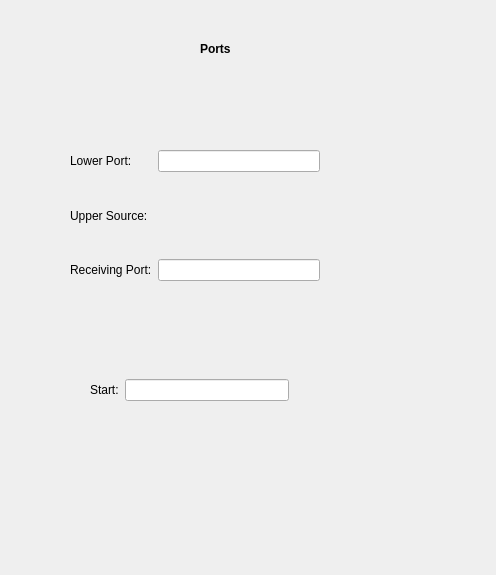
The window that Core/IntermodWidget.ui (Terrabits/IMSpacingSweep) describes before a commit, drawn with Qt 5.
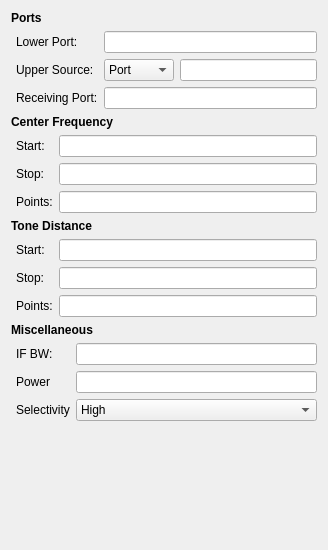
The same window after the commit. Custom widgets are drawn as their Qt base class.

Commit message: Created IntermodWidget.ui for the most part: still missing mechanism to correctly handle upper source (port or sig gen). Created IntermodWidgetTest to show the GUI; doesn't actually perform any tests at this point. Need to continue with this, then add the ability to plot traces to see the results.

```diff
--- a/Core/IntermodWidget.ui
+++ b/Core/IntermodWidget.ui
@@ -6,103 +6,429 @@
    <rect>
     <x>0</x>
     <y>0</y>
-    <width>496</width>
-    <height>575</height>
+    <width>328</width>
+    <height>550</height>
    </rect>
   </property>
   <property name="windowTitle">
    <string>Form</string>
   </property>
-  <widget class="QWidget" name="portsWidget" native="true">
-   <property name="geometry">
-    <rect>
-     <x>70</x>
-     <y>150</y>
-     <width>250</width>
-     <height>131</height>
-    </rect>
-   </property>
-   <layout class="QGridLayout" name="gridLayout">
-    <item row="2" column="0">
-     <widget class="QLabel" name="label_4">
-      <property name="text">
-       <string>Receiving Port:</string>
+  <layout class="QVBoxLayout" name="verticalLayout_5">
+   <item>
+    <widget class="QWidget" name="portsSection" native="true">
+     <layout class="QVBoxLayout" name="verticalLayout">
+      <property name="leftMargin">
+       <number>0</number>
       </property>
-     </widget>
-    </item>
-    <item row="0" column="0">
-     <widget class="QLabel" name="label">
-      <property name="text">
-       <string>Lower Port:</string>
+      <property name="topMargin">
+       <number>0</number>
       </property>
-     </widget>
-    </item>
-    <item row="0" column="1">
-     <widget class="QLineEdit" name="lowerPort"/>
-    </item>
-    <item row="1" column="0">
-     <widget class="QLabel" name="label_3">
-      <property name="text">
-       <string>Upper Source:</string>
+      <property name="rightMargin">
+       <number>0</number>
       </property>
-     </widget>
-    </item>
-    <item row="2" column="1">
-     <widget class="QLineEdit" name="upperPort"/>
-    </item>
-    <item row="1" column="1">
-     <widget class="QWidget" name="upperSource" native="true"/>
-    </item>
-   </layout>
-  </widget>
-  <widget class="QWidget" name="centerFrequencyWidget" native="true">
-   <property name="geometry">
-    <rect>
-     <x>90</x>
-     <y>340</y>
-     <width>199</width>
-     <height>101</height>
-    </rect>
-   </property>
-   <layout class="QGridLayout" name="gridLayout_2">
-    <item row="0" column="1">
-     <widget class="QLineEdit" name="lineEdit"/>
-    </item>
-    <item row="0" column="0">
-     <widget class="QLabel" name="label_5">
-      <property name="text">
-       <string>Start:</string>
+      <property name="bottomMargin">
+       <number>0</number>
       </property>
-     </widget>
-    </item>
-   </layout>
-  </widget>
-  <widget class="QWidget" name="portsContainer" native="true">
-   <property name="geometry">
-    <rect>
-     <x>200</x>
-     <y>30</y>
-     <width>57</width>
-     <height>38</height>
-    </rect>
-   </property>
-   <layout class="QVBoxLayout" name="verticalLayout">
-    <item>
-     <widget class="QLabel" name="portsHeader">
-      <property name="font">
-       <font>
-        <weight>75</weight>
-        <bold>true</bold>
-       </font>
+      <item>
+       <widget class="QLabel" name="portsHeader">
+        <property name="font">
+         <font>
+          <weight>75</weight>
+          <bold>true</bold>
+         </font>
+        </property>
+        <property name="text">
+         <string>Ports</string>
+        </property>
+       </widget>
+      </item>
+      <item>
+       <widget class="QWidget" name="portsSettingsSection" native="true">
+        <layout class="QGridLayout" name="gridLayout">
+         <property name="leftMargin">
+          <number>5</number>
+         </property>
+         <property name="topMargin">
+          <number>0</number>
+         </property>
+         <property name="rightMargin">
+          <number>0</number>
+         </property>
+         <property name="bottomMargin">
+          <number>0</number>
+         </property>
+         <item row="2" column="0">
+          <widget class="QLabel" name="receivingPortLabel">
+           <property name="text">
+            <string>Receiving Port:</string>
+           </property>
+          </widget>
+         </item>
+         <item row="0" column="0">
+          <widget class="QLabel" name="lowerPortLabel">
+           <property name="text">
+            <string>Lower Port:</string>
+           </property>
+          </widget>
+         </item>
+         <item row="0" column="1">
+          <widget class="RsaToolbox::PointsEdit" name="lowerPort"/>
+         </item>
+         <item row="1" column="0">
+          <widget class="QLabel" name="upperSourceLabel">
+           <property name="text">
+            <string>Upper Source:</string>
+           </property>
+          </widget>
+         </item>
+         <item row="2" column="1">
+          <widget class="RsaToolbox::PointsEdit" name="receivingPort"/>
+         </item>
+         <item row="1" column="1">
+          <widget class="QWidget" name="upperSource" native="true">
+           <property name="minimumSize">
+            <size>
+             <width>0</width>
+             <height>0</height>
+            </size>
+           </property>
+           <layout class="QHBoxLayout" name="horizontalLayout" stretch="0,1">
+            <property name="leftMargin">
+             <number>0</number>
+            </property>
+            <property name="topMargin">
+             <number>0</number>
+            </property>
+            <property name="rightMargin">
+             <number>0</number>
+            </property>
+            <property name="bottomMargin">
+             <number>0</number>
+            </property>
+            <item>
+             <widget class="QComboBox" name="upperSourceType">
+              <item>
+               <property name="text">
+                <string>Port</string>
+               </property>
+              </item>
+              <item>
+               <property name="text">
+                <string>SigGen</string>
+               </property>
+              </item>
+             </widget>
+            </item>
+            <item>
+             <widget class="RsaToolbox::PointsEdit" name="upperSourceIndex"/>
+            </item>
+           </layout>
+          </widget>
+         </item>
+        </layout>
+       </widget>
+      </item>
+     </layout>
+    </widget>
+   </item>
+   <item>
+    <widget class="QWidget" name="widget" native="true">
+     <layout class="QVBoxLayout" name="verticalLayout_2">
+      <property name="leftMargin">
+       <number>0</number>
       </property>
-      <property name="text">
-       <string>Ports</string>
+      <property name="topMargin">
+       <number>0</number>
       </property>
-     </widget>
-    </item>
-   </layout>
-  </widget>
+      <property name="rightMargin">
+       <number>0</number>
+      </property>
+      <property name="bottomMargin">
+       <number>0</number>
+      </property>
+      <item>
+       <widget class="QLabel" name="centerFrequencyHeader">
+        <property name="font">
+         <font>
+          <weight>75</weight>
+          <bold>true</bold>
+         </font>
+        </property>
+        <property name="text">
+         <string>Center Frequency</string>
+        </property>
+       </widget>
+      </item>
+      <item>
+       <widget class="QWidget" name="centerFrequencySettingsSection" native="true">
+        <layout class="QGridLayout" name="gridLayout_2">
+         <property name="leftMargin">
+          <number>5</number>
+         </property>
+         <property name="topMargin">
+          <number>0</number>
+         </property>
+         <property name="rightMargin">
+          <number>0</number>
+         </property>
+         <property name="bottomMargin">
+          <number>0</number>
+         </property>
+         <item row="1" column="0">
+          <widget class="QLabel" name="stopCenterFrequencyLabel">
+           <property name="text">
+            <string>Stop:</string>
+           </property>
+          </widget>
+         </item>
+         <item row="1" column="1">
+          <widget class="RsaToolbox::FrequencyEdit" name="stopCenterFrequency"/>
+         </item>
+         <item row="0" column="1">
+          <widget class="RsaToolbox::FrequencyEdit" name="startCenterFrequency"/>
+         </item>
+         <item row="0" column="0">
+          <widget class="QLabel" name="startCenterFrequencyLabel">
+           <property name="text">
+            <string>Start:</string>
+           </property>
+          </widget>
+         </item>
+         <item row="2" column="0">
+          <widget class="QLabel" name="centerFrequencyPointsLabel">
+           <property name="text">
+            <string>Points:</string>
+           </property>
+          </widget>
+         </item>
+         <item row="2" column="1">
+          <widget class="RsaToolbox::PointsEdit" name="centerFrequencyPoints"/>
+         </item>
+        </layout>
+       </widget>
+      </item>
+     </layout>
+    </widget>
+   </item>
+   <item>
+    <widget class="QWidget" name="toneDistanceSection" native="true">
+     <layout class="QVBoxLayout" name="verticalLayout_3">
+      <property name="leftMargin">
+       <number>0</number>
+      </property>
+      <property name="topMargin">
+       <number>0</number>
+      </property>
+      <property name="rightMargin">
+       <number>0</number>
+      </property>
+      <property name="bottomMargin">
+       <number>0</number>
+      </property>
+      <item>
+       <widget class="QLabel" name="toneDistanceHeader">
+        <property name="font">
+         <font>
+          <weight>75</weight>
+          <bold>true</bold>
+         </font>
+        </property>
+        <property name="text">
+         <string>Tone Distance</string>
+        </property>
+       </widget>
+      </item>
+      <item>
+       <widget class="QWidget" name="toneDistanceSettings" native="true">
+        <layout class="QGridLayout" name="gridLayout_3">
+         <property name="leftMargin">
+          <number>5</number>
+         </property>
+         <property name="topMargin">
+          <number>0</number>
+         </property>
+         <property name="rightMargin">
+          <number>0</number>
+         </property>
+         <property name="bottomMargin">
+          <number>0</number>
+         </property>
+         <item row="1" column="0">
+          <widget class="QLabel" name="stopToneDistanceLabel">
+           <property name="text">
+            <string>Stop:</string>
+           </property>
+          </widget>
+         </item>
+         <item row="1" column="1">
+          <widget class="RsaToolbox::FrequencyEdit" name="stopToneDistance"/>
+         </item>
+         <item row="0" column="1">
+          <widget class="RsaToolbox::FrequencyEdit" name="startToneDistance"/>
+         </item>
+         <item row="0" column="0">
+          <widget class="QLabel" name="startToneDistanceLabel">
+           <property name="text">
+            <string>Start:</string>
+           </property>
+          </widget>
+         </item>
+         <item row="2" column="0">
+          <widget class="QLabel" name="toneDistancePointsLabel">
+           <property name="text">
+            <string>Points:</string>
+           </property>
+          </widget>
+         </item>
+         <item row="2" column="1">
+          <widget class="RsaToolbox::PointsEdit" name="toneDistancePoints"/>
+         </item>
+        </layout>
+       </widget>
+      </item>
+     </layout>
+    </widget>
+   </item>
+   <item>
+    <widget class="QWidget" name="toneDistanceSection_2" native="true">
+     <layout class="QVBoxLayout" name="verticalLayout_4">
+      <property name="leftMargin">
+       <number>0</number>
+      </property>
+      <property name="topMargin">
+       <number>0</number>
+      </property>
+      <property name="rightMargin">
+       <number>0</number>
+      </property>
+      <property name="bottomMargin">
+       <number>0</number>
+      </property>
+      <item>
+       <widget class="QLabel" name="miscellaneousHeader">
+        <property name="font">
+         <font>
+          <weight>75</weight>
+          <bold>true</bold>
+         </font>
+        </property>
+        <property name="text">
+         <string>Miscellaneous</string>
+        </property>
+       </widget>
+      </item>
+      <item>
+       <widget class="QWidget" name="toneDistanceSettings_2" native="true">
+        <layout class="QGridLayout" name="gridLayout_4">
+         <property name="leftMargin">
+          <number>5</number>
+         </property>
+         <property name="topMargin">
+          <number>0</number>
+         </property>
+         <property name="rightMargin">
+          <number>0</number>
+         </property>
+         <property name="bottomMargin">
+          <number>0</number>
+         </property>
+         <item row="1" column="0">
+          <widget class="QLabel" name="powerLabel">
+           <property name="text">
+            <string>Power</string>
+           </property>
+          </widget>
+         </item>
+         <item row="1" column="1">
+          <widget class="RsaToolbox::PowerEdit" name="power"/>
+         </item>
+         <item row="0" column="1">
+          <widget class="RsaToolbox::FrequencyEdit" name="ifBw"/>
+         </item>
+         <item row="0" column="0">
+          <widget class="QLabel" name="ifBwLabel">
+           <property name="text">
+            <string>IF BW:</string>
+           </property>
+          </widget>
+         </item>
+         <item row="2" column="0">
+          <widget class="QLabel" name="selectivityLabel">
+           <property name="text">
+            <string>Selectivity</string>
+           </property>
+          </widget>
+         </item>
+         <item row="2" column="1">
+          <widget class="QComboBox" name="selectivity">
+           <property name="currentIndex">
+            <number>1</number>
+           </property>
+           <item>
+            <property name="text">
+             <string>Normal</string>
+            </property>
+           </item>
+           <item>
+            <property name="text">
+             <string>High</string>
+            </property>
+           </item>
+          </widget>
+         </item>
+        </layout>
+       </widget>
+      </item>
+     </layout>
+    </widget>
+   </item>
+   <item>
+    <spacer name="verticalSpacer">
+     <property name="orientation">
+      <enum>Qt::Vertical</enum>
+     </property>
+     <property name="sizeHint" stdset="0">
+      <size>
+       <width>20</width>
+       <height>40</height>
+      </size>
+     </property>
+    </spacer>
+   </item>
+  </layout>
  </widget>
+ <customwidgets>
+  <customwidget>
+   <class>RsaToolbox::FrequencyEdit</class>
+   <extends>QLineEdit</extends>
+   <header>FrequencyEdit.h</header>
+  </customwidget>
+  <customwidget>
+   <class>RsaToolbox::PointsEdit</class>
+   <extends>QLineEdit</extends>
+   <header>PointsEdit.h</header>
+  </customwidget>
+  <customwidget>
+   <class>RsaToolbox::PowerEdit</class>
+   <extends>QLineEdit</extends>
+   <header>PowerEdit.h</header>
+  </customwidget>
+ </customwidgets>
+ <tabstops>
+  <tabstop>lowerPort</tabstop>
+  <tabstop>upperSourceType</tabstop>
+  <tabstop>upperSourceIndex</tabstop>
+  <tabstop>receivingPort</tabstop>
+  <tabstop>startCenterFrequency</tabstop>
+  <tabstop>stopCenterFrequency</tabstop>
+  <tabstop>centerFrequencyPoints</tabstop>
+  <tabstop>startToneDistance</tabstop>
+  <tabstop>stopToneDistance</tabstop>
+  <tabstop>toneDistancePoints</tabstop>
+  <tabstop>ifBw</tabstop>
+  <tabstop>power</tabstop>
+  <tabstop>selectivity</tabstop>
+ </tabstops>
  <resources/>
  <connections/>
 </ui>
```
The commit also changes 11 other files.
